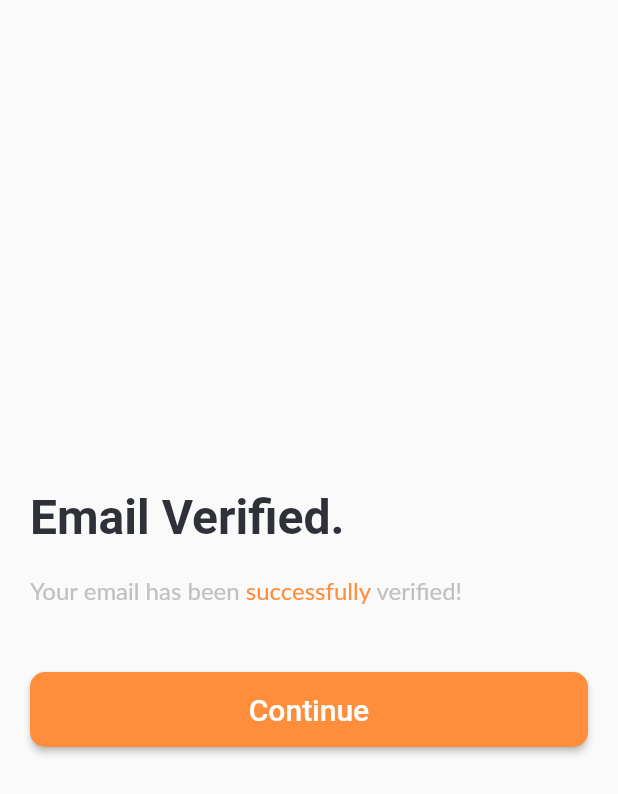
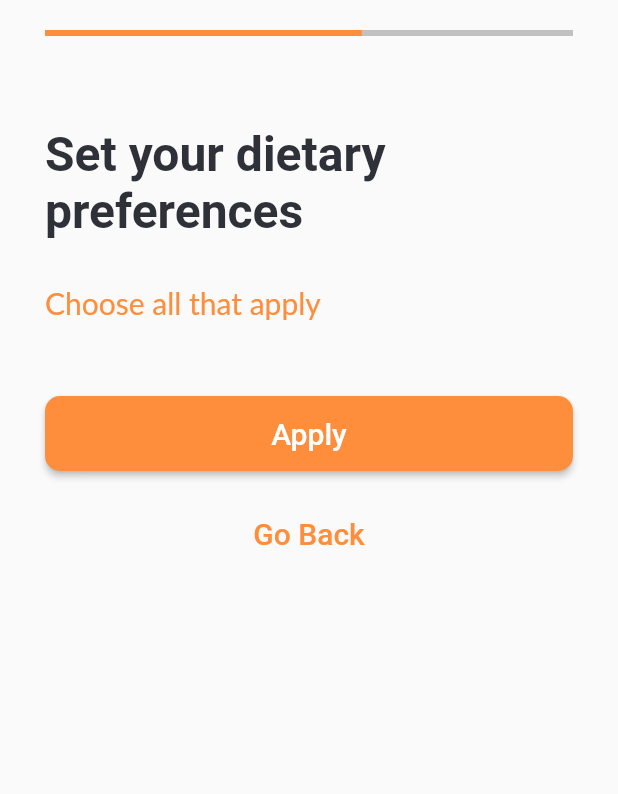
Before and after one commit to chensterman/DineTime, a Flutter app: the EmailVerified screen opened directly, after a tap on "Continue", on a phone screen of 412 x 824 dp. Shown: the top 794 px of the screen. Run offline on Flutter 3.47's test engine with Material 2 defaults, Android fonts, the phone set to English and light mode, and no system bars; our stand-ins replace firebase_auth, firebase_core; accounts and stored records are empty; network calls fail; Roboto replaces fonts that are missing (Futura PT, Lato).

Commit message:
all onboarding pages frontend

```diff
--- /dev/null
+++ b/lib/views/dietarypreferences.dart
@@ -0,0 +1,69 @@
+import 'package:dinetime_mobile_mvp/designsystem.dart';
+import 'package:dinetime_mobile_mvp/views/diningpreferences.dart';
+import 'package:flutter/material.dart';
+
+class DietaryPreferences extends StatefulWidget {
+  const DietaryPreferences({Key? key}) : super(key: key);
+
+  @override
+  State<DietaryPreferences> createState() => _DietaryPreferencesState();
+}
+
+class _DietaryPreferencesState extends State<DietaryPreferences> {
+  @override
+  Widget build(BuildContext context) {
+    return Scaffold(
+      body: SafeArea(
+        child: SingleChildScrollView(
+          child: Container(
+            padding: const EdgeInsets.only(left: 30.0, right: 30.0),
+            child: Column(
+              mainAxisAlignment: MainAxisAlignment.start,
+              crossAxisAlignment: CrossAxisAlignment.start,
+              children: [
+                const SizedBox(height: 20.0),
+                const ProgressBar(percentCompletion: 0.6),
+                const SizedBox(height: 60.0),
+                Text(
+                  "Set your dietary preferences",
+                  style: Theme.of(context).textTheme.headline1,
+                ),
+                const SizedBox(height: 30.0),
+                Text(
+                  "Choose all that apply",
+                  style: Theme.of(context).textTheme.subtitle1,
+                ),
+                const SizedBox(height: 50.0),
+                ButtonFilled(
+                  text: "Apply",
+                  onPressed: () {
+                    Navigator.push(
+                      context,
+                      MaterialPageRoute(
+                        builder: (context) => const DiningPreferences(),
+                      ),
+                    );
+                  },
+                ),
+                const SizedBox(height: 30.0),
+                Row(
+                    mainAxisAlignment: MainAxisAlignment.center,
+                    children: <Widget>[
+                      GestureDetector(
+                          onTap: () {
+                            Navigator.pop(context);
+                          },
+                          child: Text(
+                            'Go Back',
+                            style: Theme.of(context).textTheme.button?.copyWith(
+                                color: Theme.of(context).colorScheme.primary),
+                          )),
+                    ]),
+              ],
+            ),
+          ),
+        ),
+      ),
+    );
+  }
+}
--- a/lib/views/emailverified.dart
+++ b/lib/views/emailverified.dart
@@ -1,29 +1,32 @@
 import 'package:dinetime_mobile_mvp/designsystem.dart';
+import 'package:dinetime_mobile_mvp/views/dietarypreferences.dart';
 import 'package:flutter/material.dart';
 
-class EmailVerified extends StatefulWidget {
-  const EmailVerified({Key? key}) : super(key: key);
+class EmailVerified extends StatelessWidget {
+  const EmailVerified({super.key});
 
-  @override
-  State<EmailVerified> createState() => _EmailVerifiedState();
-}
-
-class _EmailVerifiedState extends State<EmailVerified> {
   @override
   Widget build(BuildContext context) {
     return Scaffold(
-      body: Container(
-        padding: const EdgeInsets.only(left: 20.0, right: 20.0),
+      body: SafeArea(
+        child: SingleChildScrollView(
+          child: Container(
+            padding: const EdgeInsets.only(left: 30.0, right: 30.0),
             child: Column(
-          mainAxisAlignment: MainAxisAlignment.center,
+              mainAxisAlignment: MainAxisAlignment.start,
               crossAxisAlignment: CrossAxisAlignment.start,
               children: [
+                const SizedBox(height: 20.0),
+                const ProgressBar(percentCompletion: 0.4),
+                const SizedBox(height: 100.0),
                 Text(
                   "Email Verified.",
                   style: Theme.of(context).textTheme.headline1,
                 ),
-            const SizedBox(height: 20.0),
-            Row(mainAxisAlignment: MainAxisAlignment.start, children: <Widget>[
+                const SizedBox(height: 30.0),
+                Row(
+                    mainAxisAlignment: MainAxisAlignment.start,
+                    children: <Widget>[
                       Text(
                         'Your email has been ',
                         style: Theme.of(context).textTheme.bodyText2,
@@ -43,9 +46,18 @@ class _EmailVerifiedState extends State<EmailVerified> {
                 const SizedBox(height: 45.0),
                 ButtonFilled(
                   text: "Continue",
-              onPressed: () {},
+                  onPressed: () {
+                    Navigator.push(
+                      context,
+                      MaterialPageRoute(
+                        builder: (context) => const DietaryPreferences(),
+                      ),
+                    );
+                  },
                 ),
               ],
+            ),
+          ),
         ),
       ),
     );
```
Also changed, not shown: lib/views/diningpreferences.dart (+22 -13 lines), lib/views/locationpreferences.dart (added, +90 -0 lines), lib/views/signin.dart (+19 -14 lines), lib/views/signup.dart (+22 -15 lines), lib/views/verifyemail.dart (+31 -39 lines), lib/views/welcome.dart (added, +53 -0 lines). Lines whose indentation alone changed are shown as unchanged.
